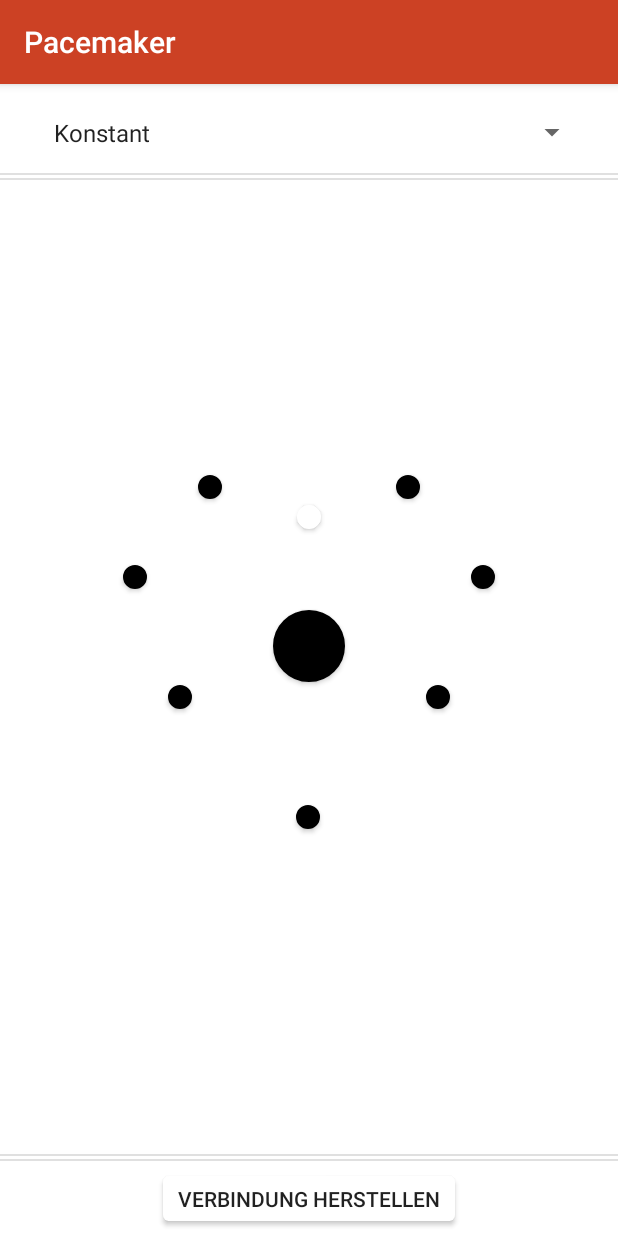
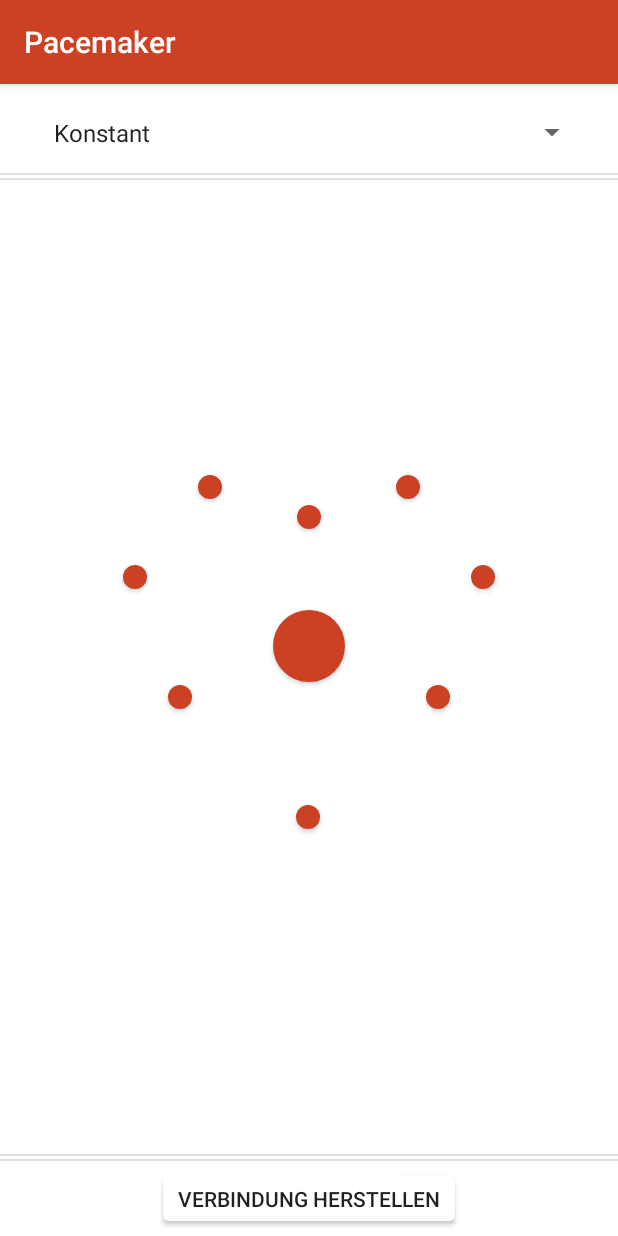
Before and after one commit to Zalia/Pacemaker, an Android app: the fragment CreativeMode placed in its activity, after a tap on an icon or button, on a phone screen of 412 x 824 dp. Run offline under Robolectric (Android 15) with nearby library versions, the phone set to English and light mode, and no system bars; our stand-ins replace data binding; libraries missing offline, so code that uses them is left out: com.flask.colorpicker; 1 statement that could not run was skipped.

Commit message:
I DID IT, MOM! finished CreativeMode GUI concept
- implemented full touch movement handling using custom layout
- added persistency for CreativeMode
- switched from hard coded button list to dynamic button detection

```diff
--- a/app/src/main/java/zalia/pacemaker/ColorButton.java
+++ /dev/null
@@ -1,35 +0,0 @@
-package zalia.pacemaker;
-
-import android.content.Context;
-import android.graphics.PorterDuff;
-import android.graphics.drawable.Drawable;
-import android.util.AttributeSet;
-import android.view.View;
-import android.widget.Button;
-
-import static zalia.pacemaker.R.id.color_picker_dialog_button;
-
-/**
- * Created by Zalia on 05.04.2017.
- */
-
-public class ColorButton extends android.support.v7.widget.AppCompatButton {
-
-    private String id;
-
-    public ColorButton(Context context) {
-        super(context);
-    }
-
-    public ColorButton(Context context, AttributeSet attributeSet){
-        super(context, attributeSet);
-    }
-
-    protected String get_id(){
-        return id;
-    }
-
-    public void change_color(int color){
-        this.getBackground().setColorFilter(color, PorterDuff.Mode.SRC_IN);
-    }
-}
--- a/app/src/main/java/zalia/pacemaker/CreativeMode.java
+++ b/app/src/main/java/zalia/pacemaker/CreativeMode.java
@@ -3,6 +3,7 @@ package zalia.pacemaker;
 import android.content.DialogInterface;
 import android.graphics.Color;
 import android.graphics.PorterDuff;
+import android.graphics.Rect;
 import android.graphics.drawable.Drawable;
 import android.os.Bundle;
 import android.os.SystemClock;
@@ -21,9 +22,13 @@ import com.flask.colorpicker.builder.ColorPickerDialogBuilder;
 
 import java.util.ArrayList;
 import java.util.HashMap;
+import java.util.LinkedList;
 import java.util.List;
 import java.util.Map;
 
+import static android.R.attr.button;
+import static android.R.attr.id;
+import static android.R.attr.key;
 import static zalia.pacemaker.MainActivity.CREATIVE;
 
 
@@ -37,19 +42,10 @@ public class CreativeMode extends PacemakerMode {
     private final int NUM_LEDS = 120;
 
     int active_color;
-    private boolean initialized = false;
-    private List<ColorButton> buttons;
     private Button color_picker_dialog_button;
-    private static final int[] BUTTON_IDS = {
-            R.id.buttonT,
-            R.id.buttonB,
-            R.id.buttonl1,
-            R.id.buttonr1,
-            R.id.buttonl2,
-            R.id.buttonr2,
-            R.id.buttonl3,
-            R.id.buttonr3,
-    };
+    private List<Integer> button_ids;
+    //Note: the actual name of the view an id belongs to can be retreived like this:
+    //String id = view.getResources().getResourceName(child.getId());
     RelativeLayout layout;
     private Map<Integer, Integer> button_colors;
 
@@ -64,17 +60,26 @@ public class CreativeMode extends PacemakerMode {
     public void onViewCreated(View view, Bundle savedInstanceState) {
         super.onViewCreated(view, savedInstanceState);
 
+        //set background to white
         ((MainActivity) getActivity()).findViewById(R.id.pacemaker_layout).setBackgroundColor(Color.WHITE);
 
-        if(!initialized) {
+        //get a list of all buttons
+        button_ids = new LinkedList<>();
+        RelativeLayout layout = (RelativeLayout)view.findViewById(R.id.creative_layout);
+        for(int index=0; index<layout.getChildCount(); index++){
+            View child = layout.getChildAt(index);
+            if (child instanceof Button && child != view.findViewById(R.id.color_picker_dialog_button)) {
+                button_ids.add(child.getId());
+            }
+        }
+
         //default settings
-            active_color = Color.WHITE;
-            if (buttons == null) buttons = new ArrayList<>();
+        active_color = Color.rgb(204,65,36);
         button_colors = new HashMap<>();
-            for(int bid : BUTTON_IDS){
-                button_colors.put(bid, Color.BLACK);
+        for(int bid : button_ids){
+            button_colors.put(bid, Color.rgb(204,65,36));
         }
-            send_configs();
+        load_configs(((MainActivity)getActivity()).get_config(ID));
 
         //setup color picker dialog
         color_picker_dialog_button = (Button) view.findViewById(R.id.color_picker_dialog_button);
@@ -98,8 +103,7 @@ public class CreativeMode extends PacemakerMode {
                             @Override
                             public void onClick(DialogInterface dialog, int selectedColor, Integer[] allColors) {
                                 active_color = selectedColor;
-                                    Drawable bgShape = color_picker_dialog_button.getBackground();
-                                    bgShape.setColorFilter(selectedColor, PorterDuff.Mode.SRC_IN);
+                                color_picker_dialog_button.getBackground().setColorFilter(active_color, PorterDuff.Mode.SRC_IN);
                                 Log.d("CM", "set color to " + active_color);
                             }
                         })
@@ -112,52 +116,28 @@ public class CreativeMode extends PacemakerMode {
                         .show();
             }
         });
-
-            //set onTouch of Layout that invokes OnClick Events for buttons with matching ID
-//            layout = (RelativeLayout) view.findViewById(R.id.creative_layout);
-//            layout.setOnTouchListener(new View.OnTouchListener() {
-//                @Override
-//                public boolean onTouch(View v, MotionEvent event) {
-//                    switch(event.getAction()){
-//                        case MotionEvent.ACTION_MOVE:
-//                            float x = event.getRawX();
-//                            float y = event.getRawY();
-//
-//                            MotionEvent click_event = MotionEvent.obtain(SystemClock.uptimeMillis(), SystemClock.uptimeMillis()+10, MotionEvent.ACTION_DOWN, x, y, 0);
-//                            ((MainActivity)getActivity()).dispatchTouchEvent(click_event);
-//                            break;
-//                    }
-//                    return false;
-//                }
-//            });
+        color_picker_dialog_button.getBackground().setColorFilter(active_color, PorterDuff.Mode.SRC_IN);
 
         //setup LED section buttons
-            for (int id : BUTTON_IDS) {
-                ColorButton button = (ColorButton) view.findViewById(id);
+        for (int id : button_ids) {
+            Button button = (Button) view.findViewById(id);
+            //listeners
             button.setOnClickListener(new View.OnClickListener() {
                 @Override
                 public void onClick(View v) {
                     button_colors.put(v.getId(), active_color);
-                        Drawable bgShape = v.getBackground();
-                        bgShape.setColorFilter(active_color, PorterDuff.Mode.MULTIPLY);
+//                    v.getBackground().setColorFilter(active_color, PorterDuff.Mode.MULTIPLY);
                     color_segment(v.getId());
-                        ((ColorButton) v).change_color(active_color);
+                    ((Button) v).getBackground().setColorFilter(active_color, PorterDuff.Mode.SRC_IN);
                 }
             });
-                button.setOnTouchListener(new View.OnTouchListener() {
-                    @Override
-                    public boolean onTouch(View v, MotionEvent event) {
-                        Log.d("button", event.toString());
-                        return false;
+            //set default or loaded color
+            button.getBackground().setColorFilter(button_colors.get(id), PorterDuff.Mode.SRC_IN);
         }
-                });
-                buttons.add(button);
-            }
-            initialized = true;
-        }
+        send_configs();
     }
 
-    //set all leds that correspond to the current ColorButton
+    //set all leds that correspond to the current Button
     private void color_segment(int id){
         ((MainActivity) getActivity()).send_config("setpixel " + id + " " + active_color + "\n");
     }
@@ -171,8 +151,17 @@ public class CreativeMode extends PacemakerMode {
         }
     }
 
-    public PacemakerModeConfig store_configs(){
+    protected PacemakerModeConfig store_configs(){
         PacemakerModeConfig conf = new PacemakerModeConfig(ID);
+        conf.setImap(button_colors);
+        conf.setIval1(active_color);
         return conf;
     }
+
+    protected void load_configs(PacemakerModeConfig config){
+        if(config != null) {
+            this.button_colors = config.getImap();
+            this.active_color = config.getIval1();
         }
+    }
+}
--- /dev/null
+++ b/app/src/main/java/zalia/pacemaker/CustomRelativeLayout.java
@@ -0,0 +1,80 @@
+package zalia.pacemaker;
+
+import android.content.Context;
+import android.graphics.Rect;
+import android.util.AttributeSet;
+import android.util.Log;
+import android.view.MotionEvent;
+import android.view.View;
+import android.view.ViewGroup;
+import android.widget.Button;
+import android.widget.RelativeLayout;
+
+import static android.R.attr.id;
+
+/**
+ * Created by Zalia on 17.04.2017.
+ */
+
+public class CustomRelativeLayout extends RelativeLayout {
+    public CustomRelativeLayout(Context context) {
+        super(context);
+    }
+
+    public CustomRelativeLayout(Context context, AttributeSet attrs) {
+        super(context, attrs);
+    }
+
+    public CustomRelativeLayout(Context context, AttributeSet attrs, int defStyleAttr) {
+        super(context, attrs, defStyleAttr);
+    }
+
+
+    public boolean onInterceptTouchEvent(MotionEvent event) {
+        return find_and_call_colorbutton(event);
+    }
+
+    public boolean onTouchEvent(MotionEvent event){
+        find_and_call_colorbutton(event);
+        return true;
+    }
+
+    private boolean find_and_call_colorbutton(MotionEvent event){
+        switch (event.getAction()) {
+            case MotionEvent.ACTION_MOVE:
+            case MotionEvent.ACTION_DOWN:
+                float x = event.getRawX();
+                float y = event.getRawY();
+                View foundView = findViewAt(this, Math.round(x), Math.round(y));
+                if (foundView instanceof Button && foundView != findViewById(R.id.color_picker_dialog_button)) {
+                    Log.d("CM", "found color circle");
+                    ((Button) foundView).callOnClick();
+                    return true;
+                }
+                break;
+        }
+        return false; //foundView is not a color circle -> do not intercept
+    }
+
+    private View findViewAt(ViewGroup viewGroup, int x, int y) {
+        for(int i = 0; i < viewGroup.getChildCount(); i++) {
+            View child = viewGroup.getChildAt(i);
+            if (child instanceof ViewGroup) {
+                View foundView = findViewAt((ViewGroup) child, x, y);
+                if (foundView != null && foundView.isShown()) {
+                    return foundView;
+                }
+            } else {
+                int[] location = new int[2];
+                child.getLocationOnScreen(location);
+                Rect rect = new Rect(location[0], location[1], location[0] + child.getWidth(), location[1] + child.getHeight());
+                if (rect.contains(x, y)) {
+                    return child;
+                }
+            }
+        }
+
+        return null;
+    }
+
+}
--- a/app/src/main/java/zalia/pacemaker/FadingMode.java
+++ b/app/src/main/java/zalia/pacemaker/FadingMode.java
@@ -35,7 +35,7 @@ public class FadingMode extends ColorPickerMode {
     @Override
     public View onCreateView(LayoutInflater inflater, ViewGroup parent, Bundle savedInstanceState){
         //default settings
-        this.speed = 400;
+        this.speed = 200;
         this.heartbeat = "fillcolour";
 //        current_color = Color.rgb(255, 255, 255);
         //load settings if present
--- a/app/src/main/java/zalia/pacemaker/FullRainbowMode.java
+++ b/app/src/main/java/zalia/pacemaker/FullRainbowMode.java
@@ -30,7 +30,7 @@ public class FullRainbowMode extends PacemakerMode {
     private static final int MIN_BRIGHTNESS = 0;
     private static final int MAX_BRIGHTNESS = 1;
     private static final int MIN_RAINBOWNESS = 0;
-    private static final int MAX_RAINBOWNESS = 10;
+    private static final int MAX_RAINBOWNESS = 5;
 
     //default settings
     private int speed = 400;
--- a/app/src/main/java/zalia/pacemaker/MeteorMode.java
+++ b/app/src/main/java/zalia/pacemaker/MeteorMode.java
@@ -24,7 +24,7 @@ public class MeteorMode extends ColorPickerMode {
 
     private static final int MIN_SPEED = 1000;
     private static final int MAX_SPEED = 10;
-    private static final int MIN_LENGTH = 10;
+    private static final int MIN_LENGTH = 5;
     private static final int MAX_LENGTH = 100;
 
     private SeekBar speed_bar;
--- a/app/src/main/java/zalia/pacemaker/PacemakerModeConfig.java
+++ b/app/src/main/java/zalia/pacemaker/PacemakerModeConfig.java
@@ -1,6 +1,8 @@
 package zalia.pacemaker;
 
 import java.io.Serializable;
+import java.util.HashMap;
+import java.util.Map;
 
 import static android.R.attr.id;
 
@@ -16,6 +18,7 @@ public class PacemakerModeConfig implements Serializable{
     private int ival3;
     private double dval1;
     private String sval1;
+    private Map<Integer, Integer> imap;
 
     public PacemakerModeConfig(int id){
         this.id = id;
@@ -69,4 +72,8 @@ public class PacemakerModeConfig implements Serializable{
         this.sval1 = sval1;
     }
 
+    public Map<Integer, Integer> getImap(){ return imap; }
+
+    public void setImap(Map<Integer, Integer> imap){ this.imap = imap; }
+
 }
--- a/app/src/main/res/layout/creative_layout.xml
+++ b/app/src/main/res/layout/creative_layout.xml
@@ -1,6 +1,6 @@
 <?xml version="1.0" encoding="utf-8"?>
 
-    <RelativeLayout
+    <zalia.pacemaker.CustomRelativeLayout
         xmlns:android="http://schemas.android.com/apk/res/android"
         android:layout_width="match_parent"
         android:layout_height="match_parent"
@@ -8,7 +8,7 @@
         android:gravity="center"
         android:layout_gravity="center">
 
-    <Button
+    <android.support.v7.widget.AppCompatButton
         android:id="@+id/color_picker_dialog_button"
         android:layout_width="48dp"
         android:layout_height="48dp"
@@ -16,14 +16,14 @@
         android:layout_marginTop="70dp"
         android:layout_marginStart="100dp"/>
 
-    <zalia.pacemaker.ColorButton
+    <android.support.v7.widget.AppCompatButton
         android:id="@+id/buttonT"
         android:layout_width="16dp"
         android:layout_height="16dp"
         android:background="@drawable/round_button"
         android:layout_marginTop="0dp"
         android:layout_marginStart="116dp"/>
-    <zalia.pacemaker.ColorButton
+    <android.support.v7.widget.AppCompatButton
         android:id="@+id/buttonl1"
         android:layout_width="16dp"
         android:layout_height="16dp"
@@ -31,42 +31,42 @@
         android:layout_marginTop="-20dp"
         android:layout_marginStart="50dp"/>
     <!--marginStart(rechts) = 232 - marginStart(links)-->
-    <zalia.pacemaker.ColorButton
+    <android.support.v7.widget.AppCompatButton
         android:id="@+id/buttonr1"
         android:layout_width="16dp"
         android:layout_height="16dp"
         android:background="@drawable/round_button"
         android:layout_marginTop="-20dp"
         android:layout_marginStart="182dp"/>
-    <zalia.pacemaker.ColorButton
+    <android.support.v7.widget.AppCompatButton
         android:id="@+id/buttonl2"
         android:layout_width="16dp"
         android:layout_height="16dp"
         android:background="@drawable/round_button"
         android:layout_marginTop="40dp"
         android:layout_marginStart="0dp"/>
-    <zalia.pacemaker.ColorButton
+    <android.support.v7.widget.AppCompatButton
         android:id="@+id/buttonr2"
         android:layout_width="16dp"
         android:layout_height="16dp"
         android:background="@drawable/round_button"
         android:layout_marginTop="40dp"
         android:layout_marginStart="232dp"/>
-    <zalia.pacemaker.ColorButton
+    <android.support.v7.widget.AppCompatButton
         android:id="@+id/buttonl3"
         android:layout_width="16dp"
         android:layout_height="16dp"
         android:background="@drawable/round_button"
         android:layout_marginTop="120dp"
         android:layout_marginStart="30dp"/>
-    <zalia.pacemaker.ColorButton
+    <android.support.v7.widget.AppCompatButton
         android:id="@+id/buttonr3"
         android:layout_width="16dp"
         android:layout_height="16dp"
         android:background="@drawable/round_button"
         android:layout_marginTop="120dp"
         android:layout_marginStart="202dp"/>
-    <zalia.pacemaker.ColorButton
+    <android.support.v7.widget.AppCompatButton
         android:id="@+id/buttonB"
         android:layout_width="16dp"
         android:layout_height="16dp"
@@ -75,4 +75,4 @@
         android:layout_marginStart="115dp"/>
 
 
-    </RelativeLayout>
+    </zalia.pacemaker.CustomRelativeLayout>
--- a/app/src/main/res/layout/full_rainbow_layout.xml
+++ b/app/src/main/res/layout/full_rainbow_layout.xml
@@ -42,7 +42,7 @@
             android:layout_width="match_parent"
             android:layout_height="wrap_content"
             android:padding="10dp"
-            android:text="Regenbogigkeit"
+            android:text="Farbdurchläufe"
             android:textColor="#FFF" />
 
         <SeekBar
```
Also changed, not shown: 1 other file. Lines whose indentation alone changed are shown as unchanged.
